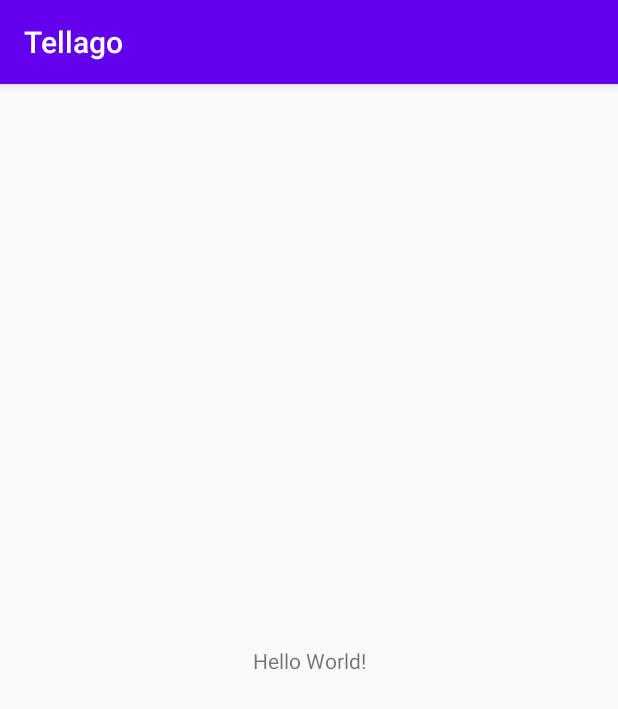
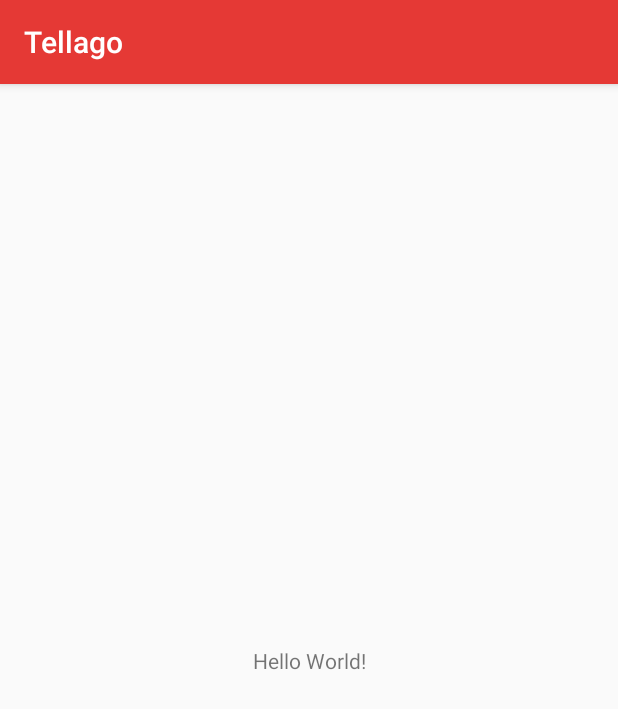
Before and after one commit to JDesignEra/Tellago, an Android app: the screen it shows after launch (MainActivity), on a phone screen of 412 x 824 dp. Shown: the top 709 px of the screen. Run offline under Robolectric (Android 15) with nearby library versions, the phone set to English and light mode, and no system bars.

Commit message:
Updated colour hex values in colors.xml file

```diff
--- a/app/src/main/res/values/colors.xml
+++ b/app/src/main/res/values/colors.xml
@@ -1,6 +1,8 @@
 <?xml version="1.0" encoding="utf-8"?>
 <resources>
-    <color name="colorPrimary">#6200EE</color>
+    <color name="colorPrimary">#e53935</color>
+
+    <color name="colorBackground">#ffffff</color>
     <color name="colorPrimaryDark">#3700B3</color>
     <color name="colorAccent">#03DAC5</color>
 </resources>
```
